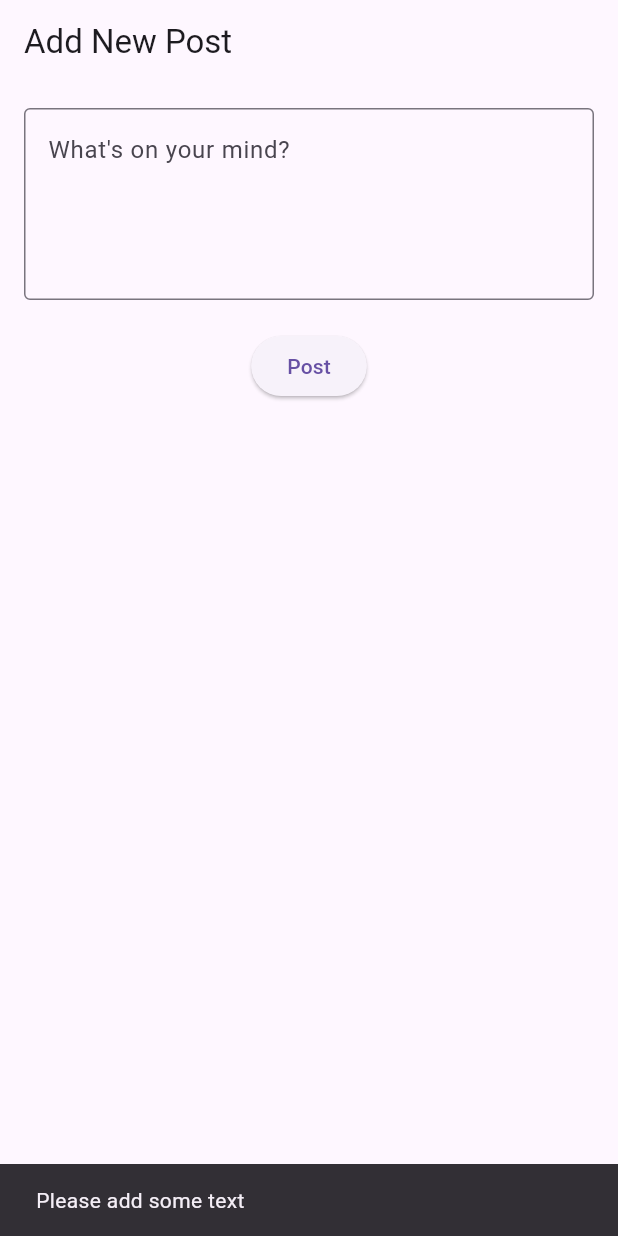
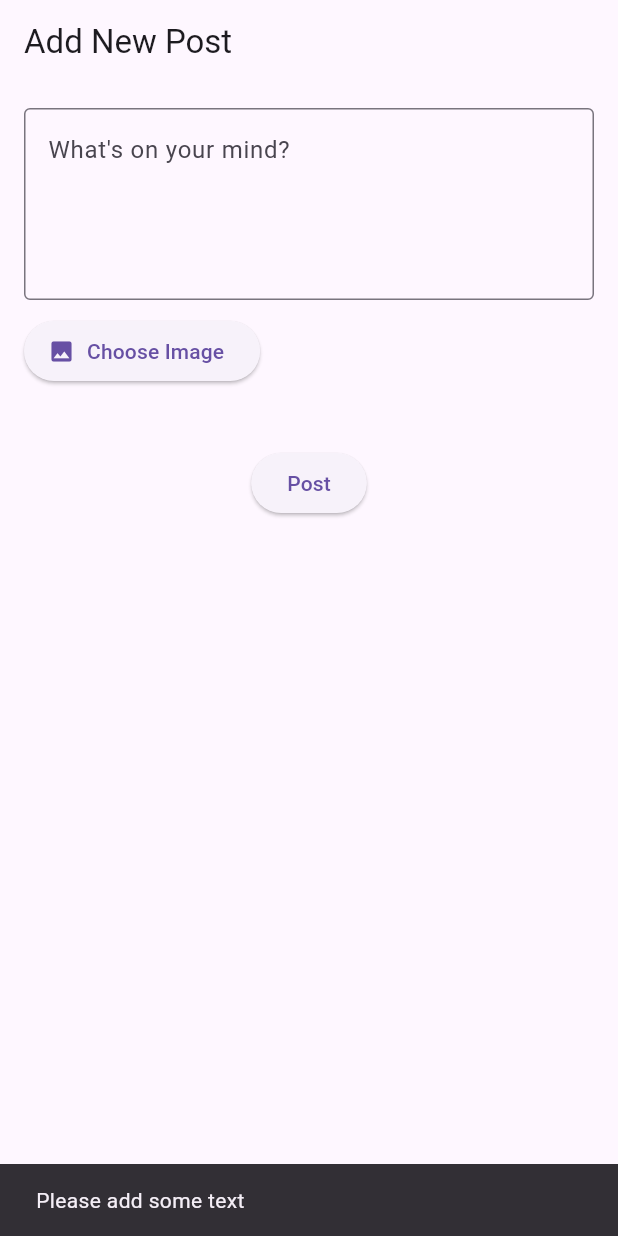
Before and after one commit to NadaMagd/BlogApp, a Flutter app: the AddPost screen opened directly, after a tap on "Post", on a phone screen of 412 x 824 dp. Run offline on Flutter 3.47's test engine with Material 3 defaults, Android fonts, the phone set to English and light mode, and no system bars; our stand-ins replace cloud_firestore, firebase_auth, firebase_core, google_sign_in, image_picker; accounts and stored records are empty.

Commit message:
second commit

```diff
--- a/lib/Modules/PostModel.dart
+++ b/lib/Modules/PostModel.dart
@@ -4,16 +4,18 @@ class PostModel {
   final String authorName;
   final String text;
 
+  final String imageUrl;
   final List<String> likes;
   final List<String> comments;
   final int commentsCount;
   final DateTime timestamp;
 
   PostModel({
-    this.id, // <-- مش مطلوب
+    this.id,
     required this.authorId,
     required this.authorName,
     required this.text,
+    required this.imageUrl,
 
     required this.likes,
     required this.comments,
@@ -26,6 +28,7 @@ class PostModel {
       'authorId': authorId,
       'authorName': authorName,
       'text': text,
+      'imageUrl': imageUrl,
 
       'likes': likes,
       'comments': comments,
@@ -40,6 +43,7 @@ class PostModel {
       authorId: map['authorId'],
       authorName: map['authorName'],
       text: map['text'],
+      imageUrl: map['imageUrl'],
 
       likes: List<String>.from(map['likes']),
       comments: List<String>.from(map['comments']),
--- a/lib/Service/PostService.dart
+++ b/lib/Service/PostService.dart
@@ -10,6 +10,7 @@ Future<PostModel> uploadPost(PostModel post) async {
     authorId: post.authorId,
     authorName: post.authorName,
     text: post.text,
+    imageUrl: post.imageUrl,
     likes: post.likes,
     comments: post.comments,
     commentsCount: post.commentsCount,
@@ -20,6 +21,7 @@ Future<PostModel> uploadPost(PostModel post) async {
 
   return newPost;
 }
+
 
 //===================== Get Posts by User ID ==========================
 Future<List<PostModel>> getPostsByUserId(String userId) async {
--- a/lib/pages/AddPost.dart
+++ b/lib/pages/AddPost.dart
@@ -1,7 +1,10 @@
+import 'dart:io';
 import 'package:blogapp/Service/PostService.dart';
+import 'package:blogapp/Service/UploadImage.dart';
 import 'package:blogapp/pages/Posts.dart';
 import 'package:flutter/material.dart';
 import 'package:firebase_auth/firebase_auth.dart';
+import 'package:image_picker/image_picker.dart';
 import 'package:blogapp/Modules/PostModel.dart';
 
 class AddPost extends StatefulWidget {
@@ -15,6 +18,22 @@ class _AddPostState extends State<AddPost> {
   final TextEditingController _textController = TextEditingController();
   bool _isLoading = false;
 
+  File? _selectedImage;
+  String? _uploadedImageUrl;
+
+  // اختيار صورة من المعرض
+  Future<void> _pickImage() async {
+    final picker = ImagePicker();
+    final pickedFile = await picker.pickImage(source: ImageSource.gallery);
+
+    if (pickedFile != null) {
+      setState(() {
+        _selectedImage = File(pickedFile.path);
+      });
+    }
+  }
+
+  // رفع البوست
   Future<void> _uploadPost() async {
     if (_textController.text.trim().isEmpty) {
       ScaffoldMessenger.of(context).showSnackBar(
@@ -26,6 +45,14 @@ class _AddPostState extends State<AddPost> {
     setState(() => _isLoading = true);
 
     try {
+
+      if (_selectedImage != null) {
+        _uploadedImageUrl =
+            await ImageUploadService.uploadImageToImageKit(_selectedImage!);
+      } else {
+        _uploadedImageUrl = ''; // أو صورة افتراضية
+      }
+
       final currentUser = FirebaseAuth.instance.currentUser!;
 
       final post = PostModel(
@@ -33,6 +60,7 @@ class _AddPostState extends State<AddPost> {
         authorId: currentUser.uid,
         authorName: currentUser.email ?? 'Unknown',
         text: _textController.text.trim(),
+        imageUrl: _uploadedImageUrl ?? '',
         likes: [],
         comments: [],
         commentsCount: 0,
@@ -44,10 +72,13 @@ class _AddPostState extends State<AddPost> {
       setState(() {
         _isLoading = false;
         _textController.clear();
+        _selectedImage = null;
       });
 
       Navigator.pushReplacement(
-          context, MaterialPageRoute(builder: (context) => Posts()));
+        context,
+        MaterialPageRoute(builder: (context) => const Posts()),
+      );
     } catch (e) {
       setState(() => _isLoading = false);
       ScaffoldMessenger.of(context).showSnackBar(
@@ -62,6 +93,7 @@ class _AddPostState extends State<AddPost> {
       appBar: AppBar(title: const Text("Add New Post")),
       body: Padding(
         padding: const EdgeInsets.all(16),
+        child: SingleChildScrollView(
           child: Column(
             children: [
               TextField(
@@ -72,6 +104,22 @@ class _AddPostState extends State<AddPost> {
                   border: OutlineInputBorder(),
                 ),
               ),
+              const SizedBox(height: 10),
+              Row(
+                children: [
+                  ElevatedButton.icon(
+                    onPressed: _pickImage,
+                    icon: const Icon(Icons.image),
+                    label: const Text("Choose Image"),
+                  ),
+                  const SizedBox(width: 10),
+                  if (_selectedImage != null)
+                    const Text("✅ Image Selected"),
+                ],
+              ),
+              const SizedBox(height: 20),
+              if (_selectedImage != null)
+                Image.file(_selectedImage!, height: 100),
               const SizedBox(height: 20),
               _isLoading
                   ? const CircularProgressIndicator()
@@ -82,6 +130,7 @@ class _AddPostState extends State<AddPost> {
             ],
           ),
         ),
+      ),
     );
   }
 }
--- a/lib/pages/Home.dart
+++ b/lib/pages/Home.dart
@@ -162,7 +162,8 @@ class _HomeScreenState extends State<HomeScreen>
         controller: _tabController,
         children: [
           Posts(),
-          AddPost(),
+          Text("data"),
+                    AddPost(),
         ],
       ),
     );
--- a/lib/pages/Posts.dart
+++ b/lib/pages/Posts.dart
@@ -111,12 +111,15 @@ class _PostsState extends State<Posts> {
               final text = data['text'] ?? '';
               final likes = (data['likes'] as List?) ?? [];
               final comments = (data['comments'] as List?) ?? [];
-
               final isLiked = likes.contains(currentUserId);
 
+              // 👇 استخراج صورة البوست
+              final imageUrl = (data['imageUrl'] ?? '').isNotEmpty
+                  ? data['imageUrl']
+                  : 'https://ik.imagekit.io/demo/img/default-image.jpg';
+
               return Card(
-                margin:
-                    const EdgeInsets.symmetric(horizontal: 16, vertical: 8),
+                margin: const EdgeInsets.symmetric(horizontal: 16, vertical: 8),
                 elevation: 3,
                 shape: RoundedRectangleBorder(
                   borderRadius: BorderRadius.circular(12),
@@ -138,11 +141,13 @@ class _PostsState extends State<Posts> {
                       const SizedBox(height: 8),
                       ClipRRect(
                         borderRadius: BorderRadius.circular(8),
-                        child: Image.asset(
-                          'assets/images/bg3-removebg-preview.png',
+                        child: Image.network(
+                          imageUrl,
                           height: 200,
                           width: double.infinity,
                           fit: BoxFit.cover,
+                          errorBuilder: (context, error, stackTrace) =>
+                              const Text("⚠️ Failed to load image"),
                         ),
                       ),
                       const SizedBox(height: 8),
--- a/lib/pages/Register.dart
+++ b/lib/pages/Register.dart
@@ -242,7 +242,10 @@ class _RegisterPageState extends State<RegisterPage> {
                             }
                           },
                         ),
-                      )
+                      ),
+                      TextButton(onPressed: (){
+                        Navigator.pushReplacement(context , MaterialPageRoute(builder: (context) =>LoginScreen()));
+                      }, child: Text("Aleady have an account? Login",style: TextStyle(fontSize: 16, color: Colors.blue),))
                     ],
                   ),
                 ),
```
Also changed, not shown: lib/Service/UploadImage.dart (added, +36 -0 lines), lib/pages/Profile.dart (+18 -0 lines). Lines whose indentation alone changed are shown as unchanged.
